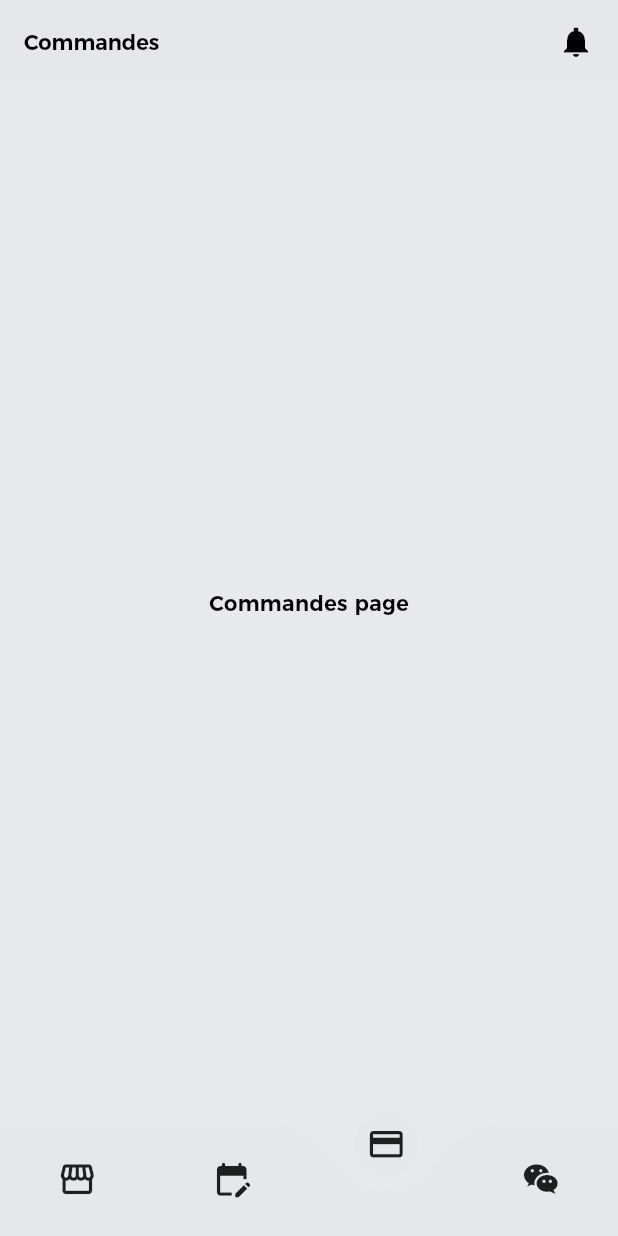
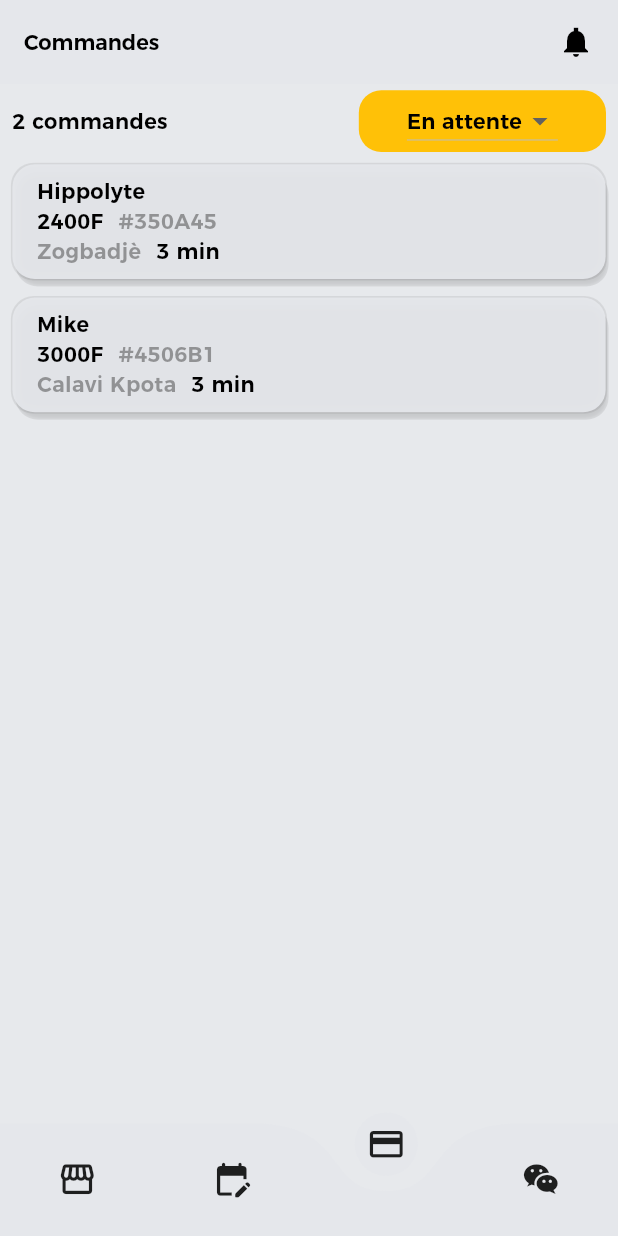
Before and after one commit to SegnonDimas/Benin_poulet_utilisateur_officiel, a Flutter app: the screen it shows after launch, swiped to page 3, on a phone screen of 412 x 824 dp. Run offline on Flutter 3.47's test engine with Material 3 defaults, Android fonts, the phone set to English and light mode, and no system bars; drawn by our look-alikes of curved_navigation_bar; our stand-ins replace awesome_snackbar_content, dotted_border, dotted_line, flutter_localization, get, intl_phone_number_input and 3 more; missing offline and left inert: country_list_pick, super_tooltip; project files that could hold a hidden picture were left out.

Commit message:
Création de la page des commandes pour vendeur (VCommandeListPage)

```diff
--- a/lib/main.dart
+++ b/lib/main.dart
@@ -6,8 +6,8 @@ import 'package:benin_poulet/views/pages/inscription_pages/signupWithEmailPage.d
 import 'package:benin_poulet/views/pages/started_pages/firstPage.dart';
 import 'package:benin_poulet/views/pages/started_pages/presentationPage.dart';
 import 'package:benin_poulet/views/pages/vendeur_pages/authentification/validationPage.dart';
-import 'package:benin_poulet/views/pages/vendeur_pages/creation_boutique/v_presentationBoutiquePage.dart';
 import 'package:benin_poulet/views/pages/vendeur_pages/v_mainPage.dart';
+import 'package:benin_poulet/views/pages/vendeur_pages/v_presentationBoutiquePage.dart';
 import 'package:benin_poulet/views/themes/dark_mode.dart';
 import 'package:benin_poulet/views/themes/theme_provider.dart';
 import 'package:flutter/material.dart';
--- a/lib/views/pages/vendeur_pages/v_commandeListPage.dart
+++ b/lib/views/pages/vendeur_pages/v_commandeListPage.dart
@@ -0,0 +1,199 @@
+import 'package:benin_poulet/views/colors/app_colors.dart';
+import 'package:benin_poulet/views/sizes/app_sizes.dart';
+import 'package:benin_poulet/widgets/app_text.dart';
+import 'package:flutter/material.dart';
+
+class VCommandeListPage extends StatefulWidget {
+  const VCommandeListPage({super.key});
+
+  @override
+  State<VCommandeListPage> createState() => _VCommandeListPageState();
+}
+
+class _VCommandeListPageState extends State<VCommandeListPage> {
+  final List<String> _statut = [
+    'Actifs',
+    'En attente',
+    'Annulées',
+  ];
+
+  final List<ModelCommande> _listCommande = [
+    const ModelCommande(
+        nomClient: 'Hippolyte',
+        prix: '2400',
+        idCommande: '350A45',
+        destination: 'Zogbadjè'),
+    const ModelCommande(
+        nomClient: 'Mike',
+        prix: '3000',
+        idCommande: '4506B1',
+        destination: 'Calavi Kpota'),
+  ];
+
+  String _statutSelected = 'En attente';
+
+  @override
+  Widget build(BuildContext context) {
+    return Column(
+      children: [
+        SizedBox(
+          height: appHeightSize(context) * 0.06,
+          child: Row(
+            mainAxisAlignment: MainAxisAlignment.spaceBetween,
+            children: [
+              Padding(
+                padding: const EdgeInsets.only(left: 8.0),
+                child: AppText(text: '${_listCommande.length} commandes'),
+              ),
+              Padding(
+                padding: const EdgeInsets.only(right: 8.0),
+                child: Container(
+                  alignment: Alignment.center,
+                  height: appHeightSize(context) * 0.05,
+                  width: appWidthSize(context) * 0.4,
+                  decoration: BoxDecoration(
+                    color: _statutSelected == 'Actifs'
+                        ? primaryColor
+                        : _statutSelected == 'En attente'
+                            ? Colors.amber
+                            : _statutSelected == 'Annulées'
+                                ? Colors.redAccent
+                                : Theme.of(context).colorScheme.background,
+                    borderRadius: BorderRadius.circular(15),
+                  ),
+                  child: DropdownButton<String>(
+                    hint: AppText(
+                      text: _statutSelected,
+                      color: Colors.white,
+                    ),
+                    value: _statutSelected,
+                    //focusColor: primaryColor,
+                    items: _statut.map((String statut) {
+                      return DropdownMenuItem<String>(
+                        value: statut,
+                        child: AppText(
+                          text: statut,
+                        ),
+                      );
+                    }).toList(),
+                    onChanged: (String? newValue) {
+                      setState(() {
+                        _statutSelected = newValue!;
+                      });
+                    },
+                  ),
+                ),
+              ),
+            ],
+          ),
+        ),
+        Expanded(
+          child: ListView(
+            children: _listCommande,
+          ),
+        )
+      ],
+    );
+  }
+}
+
+class ModelCommande extends StatelessWidget {
+  final String nomClient;
+  final String prix;
+  final String idCommande;
+  final String destination;
+  final String? date;
+  const ModelCommande(
+      {super.key,
+      required this.nomClient,
+      required this.prix,
+      required this.idCommande,
+      required this.destination,
+      this.date = "3 min"});
+
+  @override
+  Widget build(BuildContext context) {
+    return Padding(
+      padding: EdgeInsets.only(
+        top: appHeightSize(context) * 0.005,
+        bottom: appHeightSize(context) * 0.01,
+        left: appWidthSize(context) * 0.02,
+        right: appWidthSize(context) * 0.02,
+      ),
+      child: Container(
+        decoration: BoxDecoration(
+            borderRadius: BorderRadius.circular(15),
+            color: Theme.of(context).colorScheme.surface,
+            boxShadow: [
+              BoxShadow(
+                  color: Theme.of(context)
+                      .colorScheme
+                      .inversePrimary
+                      .withOpacity(0.2),
+                  blurRadius: 3,
+                  offset: const Offset(2, 5),
+                  blurStyle: BlurStyle.inner),
+              BoxShadow(
+                  color: //Colors.red,
+                      Theme.of(context)
+                          .colorScheme
+                          .inversePrimary
+                          .withOpacity(0.2),
+                  blurRadius: 5,
+                  blurStyle: BlurStyle.inner,
+                  spreadRadius: 1)
+            ]),
+        padding: EdgeInsets.only(
+          top: appHeightSize(context) * 0.01,
+          bottom: appHeightSize(context) * 0.01,
+          left: appWidthSize(context) * 0.04,
+          right: appWidthSize(context) * 0.02,
+        ),
+        child: Column(
+          crossAxisAlignment: CrossAxisAlignment.start,
+          children: [
+            AppText(text: nomClient),
+            SizedBox(
+              //width: appWidthSize(context) * 0.4,
+              child: Row(
+                children: [
+                  AppText(text: '${prix}F'),
+                  const SizedBox(
+                    width: 10,
+                  ),
+                  AppText(
+                    text: '#$idCommande',
+                    color: Theme.of(context)
+                        .colorScheme
+                        .inversePrimary
+                        .withOpacity(0.5),
+                  )
+                ],
+              ),
+            ),
+            SizedBox(
+              //width: appWidthSize(context) * 0.4,
+              child: Row(
+                children: [
+                  AppText(
+                    text: destination,
+                    color: Theme.of(context)
+                        .colorScheme
+                        .inversePrimary
+                        .withOpacity(0.5),
+                  ),
+                  const SizedBox(
+                    width: 10,
+                  ),
+                  AppText(
+                    text: date!,
+                  )
+                ],
+              ),
+            )
+          ],
+        ),
+      ),
+    );
+  }
+}
--- a/lib/views/pages/vendeur_pages/v_mainPage.dart
+++ b/lib/views/pages/vendeur_pages/v_mainPage.dart
@@ -1,3 +1,4 @@
+import 'package:benin_poulet/views/pages/vendeur_pages/v_commandeListPage.dart';
 import 'package:benin_poulet/views/pages/vendeur_pages/v_homePage.dart';
 import 'package:curved_navigation_bar/curved_navigation_bar.dart';
 import 'package:flutter/material.dart';
@@ -41,9 +42,7 @@ class _VMainPageState extends State<VMainPage> {
     Center(
       child: AppText(text: 'Products page'),
     ),
-    Center(
-      child: AppText(text: 'Commandes page'),
-    ),
+    const VCommandeListPage(),
     Center(
       child: AppText(text: 'Messages page'),
     ),
--- a/lib/views/pages/vendeur_pages/creation_boutique/v_presentationBoutiquePage.dart
+++ b/lib/views/pages/vendeur_pages/v_presentationBoutiquePage.dart
@@ -193,9 +193,10 @@ class _VPresentationBoutiquePageState extends State<VPresentationBoutiquePage> {
 
                   /// les attributs de la boutique
                   Row(
+                    mainAxisAlignment: MainAxisAlignment.spaceBetween,
                     children: [
                       ModelAttributBoutique(
-                          width: appWidthSize(context) * 0.3,
+                          width: appWidthSize(context) * 0.25,
                           icon: const Icon(
                             Icons.star,
                             color: Colors.amber,
@@ -203,7 +204,7 @@ class _VPresentationBoutiquePageState extends State<VPresentationBoutiquePage> {
                           value: "4.5",
                           description: '25 avis'),
                       ModelAttributBoutique(
-                          width: appWidthSize(context) * 0.3,
+                          width: appWidthSize(context) / 3.2,
                           icon: Icon(
                             Icons.recycling,
                             color: primaryColor,
@@ -211,7 +212,7 @@ class _VPresentationBoutiquePageState extends State<VPresentationBoutiquePage> {
                           value: "800 F",
                           description: 'Livraison'),
                       ModelAttributBoutique(
-                          width: appWidthSize(context) * 0.3,
+                          width: appWidthSize(context) / 3.2,
                           icon: const Icon(
                             Icons.timer_rounded,
                             color: Colors.deepPurple,
@@ -306,6 +307,7 @@ class ModelAttributBoutique extends StatelessWidget {
         child: ListTile(
           title: Row(
             crossAxisAlignment: CrossAxisAlignment.center,
+            //mainAxisAlignment: MainAxisAlignment.spaceBetween,
             children: [
               icon,
               AppText(
```
